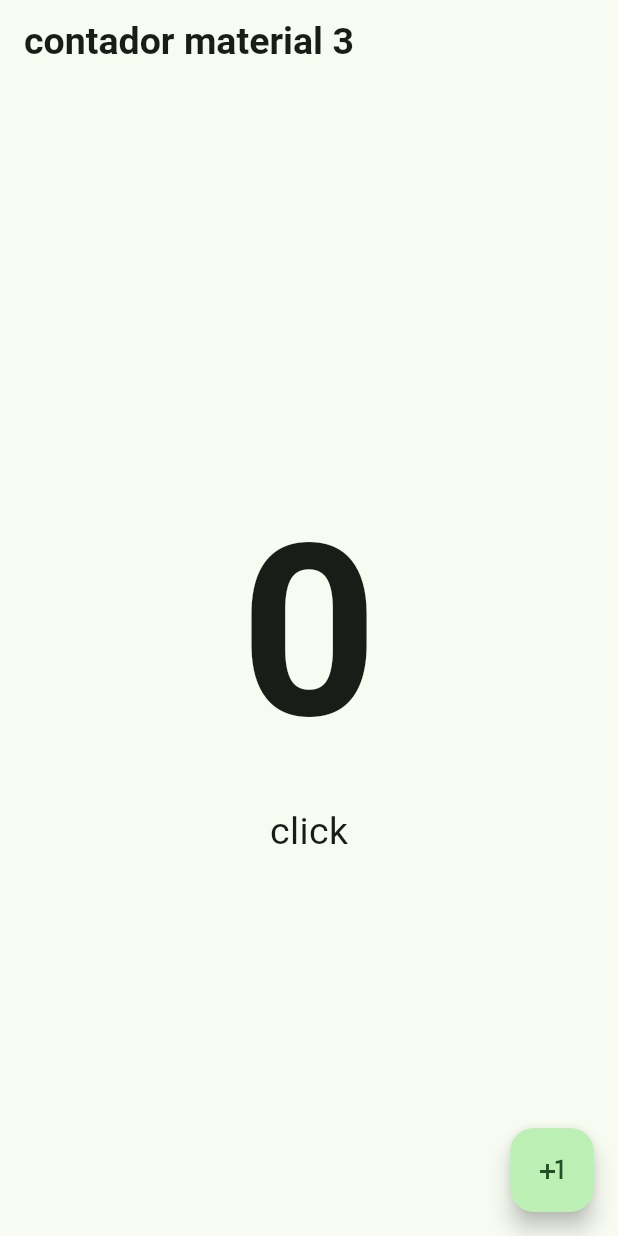
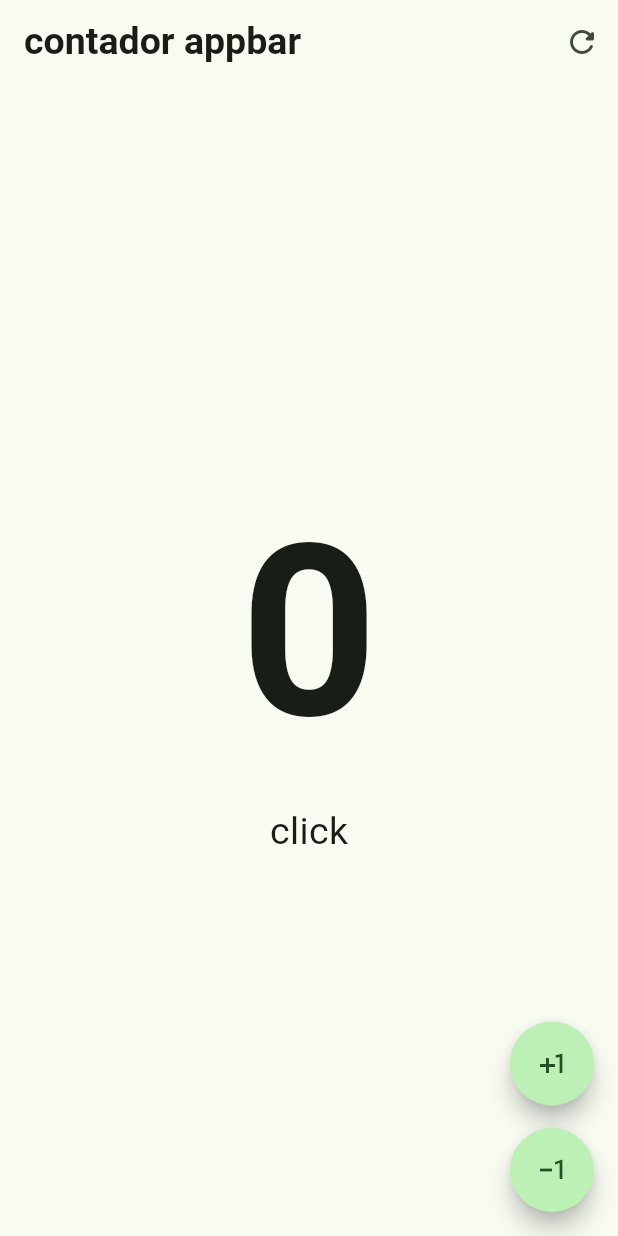
Before and after one commit to josebuen099/flutter--intro, a Flutter app: the screen it shows after launch, on a phone screen of 412 x 824 dp. Run offline on Flutter 3.47's test engine with Material 3 defaults, Android fonts, the phone set to English and light mode, and no system bars.

Commit message:
se crea nueva clase que lleva un boton en el appbar y se agregan funcionalidad de restar uno (pendiente por revisar si es correcta la validacion de que no permita numeros menores) y los botones se redondean con shape : stadiumBorder().

```diff
--- a/prueba/aplicacion_2/lib/main.dart
+++ b/prueba/aplicacion_2/lib/main.dart
@@ -1,3 +1,4 @@
+import 'package:aplicacion_2/presentacion/screens/counter_funcion_screen.dart';
 import 'package:aplicacion_2/presentacion/screens/counter_screen.dart';
 import 'package:flutter/material.dart';
 
@@ -16,6 +17,6 @@ class MyApp extends StatelessWidget {
           useMaterial3: true,
           colorSchemeSeed: Colors.green
         ),
-        home:const CounterScreen());
+        home:const CounterFuncionScreen());
   }
 }
--- /dev/null
+++ b/prueba/aplicacion_2/lib/presentacion/screens/counter_funcion_screen.dart
@@ -0,0 +1,83 @@
+import 'package:flutter/material.dart';
+
+class CounterFuncionScreen extends StatefulWidget {
+  const CounterFuncionScreen({super.key});
+
+  @override
+  State<CounterFuncionScreen> createState() => _CounterFuncionScreenState();
+}
+
+class _CounterFuncionScreenState extends State<CounterFuncionScreen> {
+  int clickCounter=0;
+  @override
+  Widget build(BuildContext context) {
+    return Scaffold(
+      appBar: AppBar(
+        title: const Text('contador appbar',style: TextStyle(fontSize:25,fontWeight: FontWeight.bold),textAlign: TextAlign.center),
+        actions: [
+          IconButton(
+                    icon:const Icon(Icons.refresh_rounded),
+
+          onPressed: () {
+            setState(() {
+              clickCounter=0;
+            });
+         },),
+
+        ],
+      ),
+      body:  Center(
+
+        child: Column(
+          mainAxisAlignment: MainAxisAlignment.center,
+          children: [
+            Text('$clickCounter',
+                style: const TextStyle(fontSize: 160, fontWeight: FontWeight.bold)),
+            if(clickCounter>1)
+           const Text('clicks', style: TextStyle(fontSize: 25)),
+           if(clickCounter<=1)
+           const Text('click', style: TextStyle(fontSize: 25))
+           //if(clickCounter<1)
+            //otra forma
+             //Text('click${clickCounter<=1?'':'s'}', style: const TextStyle(fontSize: 25))
+          ],
+        ),
+      ),
+      floatingActionButton: Column(
+        mainAxisAlignment: MainAxisAlignment.end,
+        children: [FloatingActionButton(
+           shape: const StadiumBorder(),
+        onPressed: () {
+
+          setState(() {
+            clickCounter++;
+          });
+        },
+        child: const Icon(Icons.plus_one),
+      ),
+      const SizedBox(height: 15,),
+      FloatingActionButton(
+        shape: const StadiumBorder(),
+        onPressed: () {
+
+
+          setState(() {
+            if(clickCounter<=0){
+              const Text('no puede ingresar numeros negativos');
+
+            }else{
+              clickCounter--;
+
+            }
+
+
+
+          });
+        },
+        child: const Icon(Icons.exposure_minus_1_outlined),
+      ),
+      ],
+      )
+    );
+  }
+}
```
